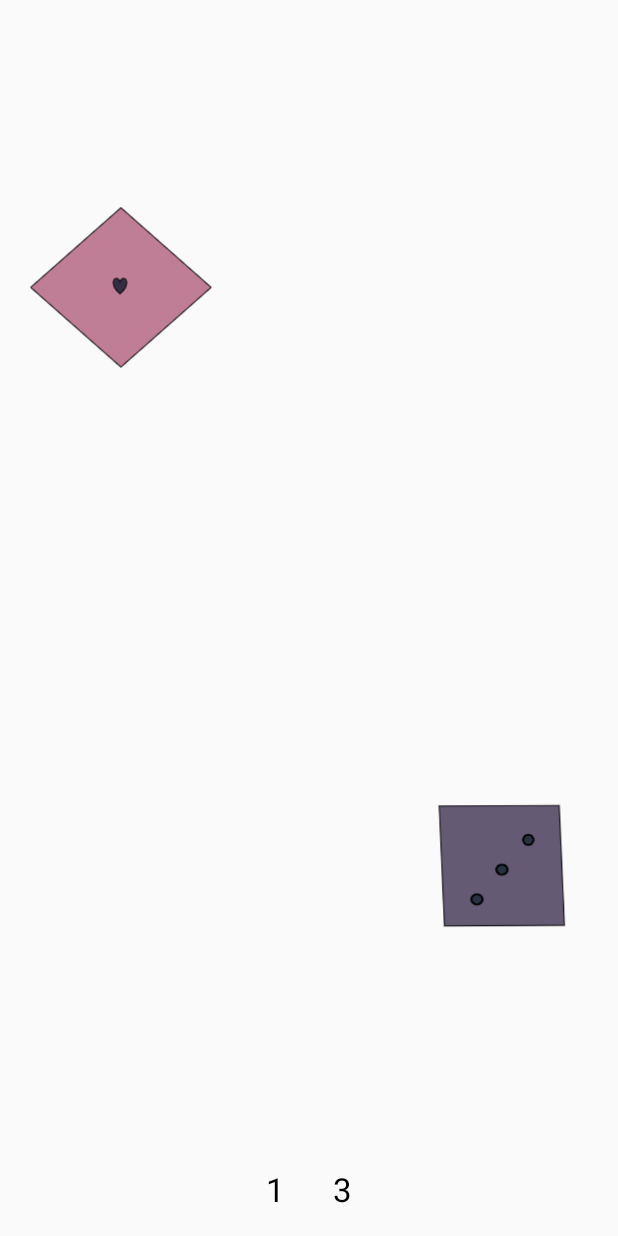
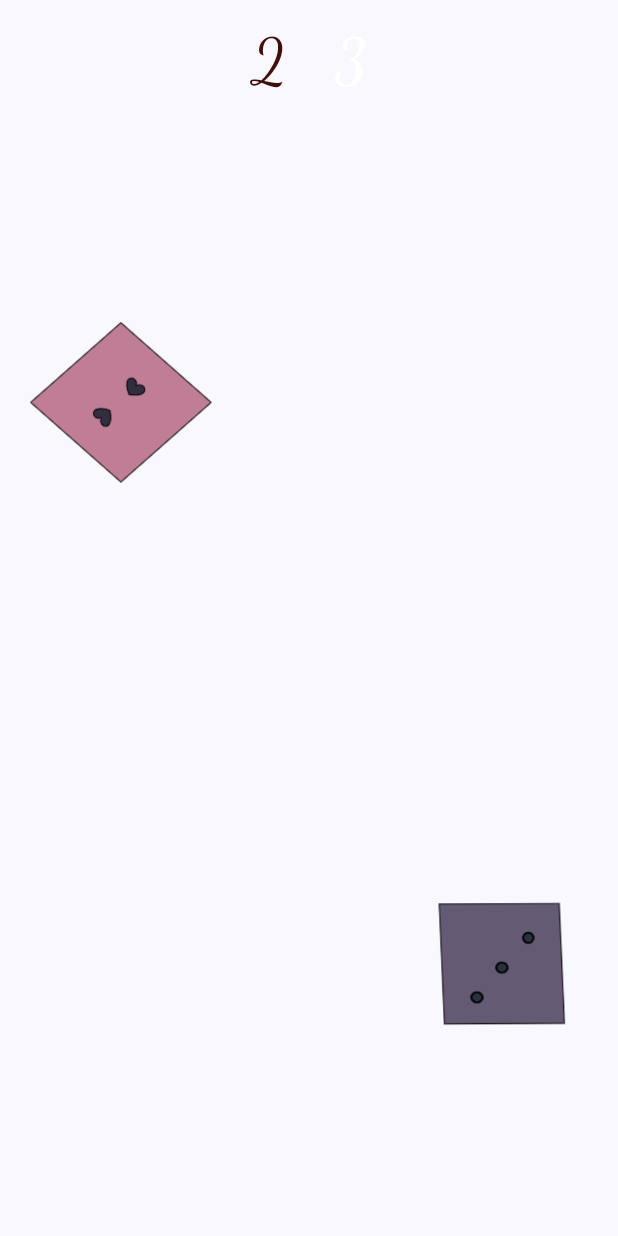
Before and after one commit to arielOcean/DiceRoller, an Android app built with Jetpack Compose: the screen it shows after launch (MainActivity), on a phone screen of 412 x 824 dp. Run offline under Robolectric (Android 15) with nearby library versions, the phone set to English and light mode, and no system bars; 1 statement that could not run was skipped.

Commit message:
New title design and yandex add

```diff
--- a/app/build.gradle.kts
+++ b/app/build.gradle.kts
@@ -11,8 +11,8 @@ android {
         applicationId = "com.ariel.diceroller"
         minSdk = 23
         targetSdk = 33
-        versionCode = 2
-        versionName = "1.1"
+        versionCode = 3
+        versionName = "1.2"
 
         testInstrumentationRunner = "androidx.test.runner.AndroidJUnitRunner"
         vectorDrawables {
@@ -66,4 +66,6 @@ dependencies {
     androidTestImplementation("androidx.compose.ui:ui-test-junit4")
     debugImplementation("androidx.compose.ui:ui-tooling")
     debugImplementation("androidx.compose.ui:ui-test-manifest")
+
+    implementation ("com.yandex.android:mobileads:6.2.0")
 }
--- a/app/src/main/AndroidManifest.xml
+++ b/app/src/main/AndroidManifest.xml
@@ -2,7 +2,10 @@
 <manifest xmlns:android="http://schemas.android.com/apk/res/android"
     xmlns:tools="http://schemas.android.com/tools">
 
+
     <application
+        android:name=".App"
+        android:screenOrientation="portrait"
         android:allowBackup="true"
         android:dataExtractionRules="@xml/data_extraction_rules"
         android:fullBackupContent="@xml/backup_rules"
--- /dev/null
+++ b/app/src/main/java/com/ariel/diceroller/App.kt
@@ -0,0 +1,14 @@
+package com.ariel.diceroller
+
+import android.app.Application
+import com.yandex.mobile.ads.common.MobileAds
+
+class App : Application() {
+    override fun onCreate() {
+        super.onCreate()
+        // Configure the user privacy data policy before init sdk
+        MobileAds.initialize(this) {
+            // now you can use ads
+        }
+    }
+}
--- a/app/src/main/java/com/ariel/diceroller/MainActivity.kt
+++ b/app/src/main/java/com/ariel/diceroller/MainActivity.kt
@@ -7,26 +7,27 @@ import androidx.compose.foundation.Image
 import androidx.compose.foundation.background
 import androidx.compose.foundation.clickable
 import androidx.compose.foundation.layout.Arrangement
+import androidx.compose.foundation.layout.Box
 import androidx.compose.foundation.layout.Column
 import androidx.compose.foundation.layout.Row
 import androidx.compose.foundation.layout.fillMaxSize
 import androidx.compose.foundation.layout.padding
 import androidx.compose.foundation.layout.width
-import androidx.compose.material3.Card
 import androidx.compose.material3.MaterialTheme
 import androidx.compose.material3.Text
 import androidx.compose.runtime.Composable
 import androidx.compose.runtime.mutableStateOf
 import androidx.compose.runtime.getValue
 import androidx.compose.runtime.setValue
-import androidx.compose.runtime.remember
 import androidx.compose.runtime.saveable.rememberSaveable
 import androidx.compose.ui.Alignment
 import androidx.compose.ui.Modifier
+import androidx.compose.ui.graphics.Color
 import androidx.compose.ui.res.painterResource
-import androidx.compose.ui.res.stringResource
+import androidx.compose.ui.text.font.FontFamily
 import androidx.compose.ui.tooling.preview.Preview
 import androidx.compose.ui.unit.dp
+import androidx.compose.ui.unit.sp
 import com.ariel.diceroller.ui.theme.DiceRollerTheme
 
 class MainActivity : ComponentActivity() {
@@ -40,20 +41,20 @@ class MainActivity : ComponentActivity() {
     }
 }
 
-@Preview
 @Composable
 fun DiceRollerApp() {
-    DiceWithButtonAndImage(modifier = Modifier
+    DiceWithButtonAndImage(
+        modifier = Modifier
             .fillMaxSize()
-      //  .background(MaterialTheme.colorScheme.onBackground)
+            .background(MaterialTheme.colorScheme.background)
     )
 }
 
 @Composable
 fun DiceWithButtonAndImage(modifier: Modifier = Modifier) {
-    var resultTop by rememberSaveable { mutableStateOf(1) }
+    var resultTop by rememberSaveable { mutableStateOf(2) }
     var resultBottom by rememberSaveable { mutableStateOf(3) }
-    val imageResourceTop = when(resultTop) {
+    val imageResourceTop = when (resultTop) {
         1 -> R.drawable.dice_dark_1
         2 -> R.drawable.dice_dark_2
         3 -> R.drawable.dice_dark_3
@@ -61,7 +62,7 @@ fun DiceWithButtonAndImage(modifier: Modifier = Modifier) {
         5 -> R.drawable.dice_dark_5
         else -> R.drawable.dice_dark_6
     }
-    val imageResourceBottom = when(resultBottom) {
+    val imageResourceBottom = when (resultBottom) {
         1 -> R.drawable.dice_pur_1
         2 -> R.drawable.dice_pur_2
         3 -> R.drawable.dice_pur_3
@@ -70,52 +71,96 @@ fun DiceWithButtonAndImage(modifier: Modifier = Modifier) {
         else -> R.drawable.dice_pur_6
     }
 
-    Column (
+    Box(
+        modifier = Modifier.fillMaxSize(),
+        contentAlignment = Alignment.BottomCenter
+        ){
+
+    Column(
         modifier = modifier
-            .clickable( onClick = {
+            .clickable(onClick = {
                 resultTop = (1..6).random()
                 resultBottom = (1..6).random()
-            })
-            ,
+            }),
         horizontalAlignment = Alignment.CenterHorizontally,
-        verticalArrangement =  Arrangement.Bottom
+        verticalArrangement = Arrangement.Bottom
     ) {
 
-    Image(
-        painter = painterResource(imageResourceTop),
-        contentDescription = resultTop.toString(),
-        modifier = Modifier
+        Row() {
+
+            TextWithNumbers(
+                resultTop.toString(),
+                MaterialTheme.colorScheme.onErrorContainer
+            )
+
+            TextWithNumbers(
+                resultBottom.toString(),
+                MaterialTheme.colorScheme.onTertiaryContainer
+            )
+
+        }
+
+        ImageDice(
+            imageResourceTop,
+            resultTop.toString(),
+            Modifier
                 .padding(16.dp)
                 .width(128.dp)
                 .align(alignment = Alignment.Start)
-            .weight(1f)
-    )
+                .weight(1f) )
 
-    Image(
-        painter = painterResource(imageResourceBottom),
-        contentDescription = resultBottom.toString(),
-        modifier = Modifier
+
+        ImageDice(
+            imageResourceBottom,
+            resultBottom.toString(),
+            Modifier
             .padding(16.dp)
             .width(128.dp)
             .align(alignment = Alignment.End)
-            .weight(1f)
+            .weight(1f) )
+    }
+
+        if (resultTop == resultBottom)
+            Banner(id = R.string.banner_id_demo)
+
+
+    }
+
+}
+
+@Composable
+fun ImageDice(
+    imageResource: Int,
+    content: String,
+    modifier: Modifier
+){
+    Image(
+        painter = painterResource(imageResource),
+        contentDescription = content,
+        modifier = modifier
     )
 
-        Row(){
+}
+@Composable
+fun TextWithNumbers(
+    textNumber: String,
+    color: Color
+){
     Text(
-                text = resultTop.toString(),
-                style = MaterialTheme.typography.titleLarge,
+        text = textNumber,
+        color =color,
+        fontSize=42.sp,
+        fontFamily= FontFamily.Cursive,
         modifier = Modifier
             .padding(16.dp)
     )
-            Text(
-                text = resultBottom.toString(),
-                style = MaterialTheme.typography.titleLarge,
-                modifier = Modifier
-                    .padding(16.dp)
-            )
+}
 
+@Preview
+@Composable
+fun DiceRollerAppPreview() {
+
+    DiceRollerTheme {
+        DiceRollerApp()
     }
 }
-
-}
--- a/app/src/main/java/com/ariel/diceroller/ui/theme/Theme.kt
+++ b/app/src/main/java/com/ariel/diceroller/ui/theme/Theme.kt
@@ -93,7 +93,7 @@ fun DiceRollerTheme(
         }
 
         darkTheme -> DarkColorScheme
-        else -> LightColorScheme
+        else -> DarkColorScheme
     }
     val view = LocalView.current
     if (!view.isInEditMode) {
--- a/app/src/main/res/values/strings.xml
+++ b/app/src/main/res/values/strings.xml
@@ -2,4 +2,8 @@
     <string name="app_name">Игральные Кубики</string>
 
     <string name="roll">Подбросить</string>
+
+    <string name="banner_id_demo">demo-banner-yandex</string>
+
+
 </resources>
```
Also changed, not shown: app/src/main/java/com/ariel/diceroller/Banner.kt (added, +22 -0 lines). Lines whose indentation alone changed are shown as unchanged.
